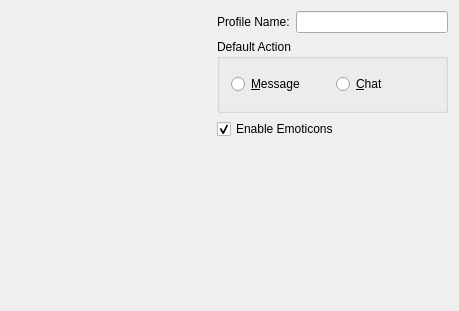
Before: the Qt Designer form src/profilenew.ui in psi-im/psi, drawn with Qt 5.
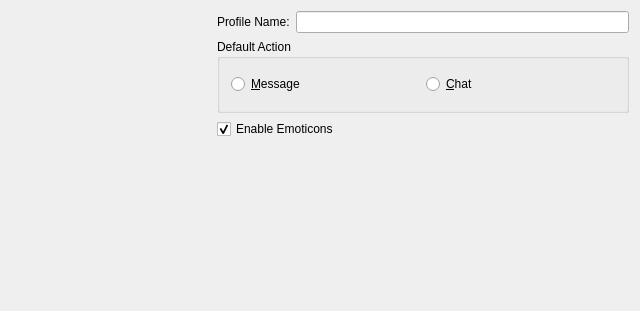
After: the same form once the commit is applied. Custom widgets are drawn as their Qt base class.

Patch:
```diff
--- a/src/profilenew.ui
+++ b/src/profilenew.ui
@@ -6,7 +6,7 @@
    <rect>
     <x>0</x>
     <y>0</y>
-    <width>459</width>
+    <width>640</width>
     <height>311</height>
    </rect>
   </property>
```
